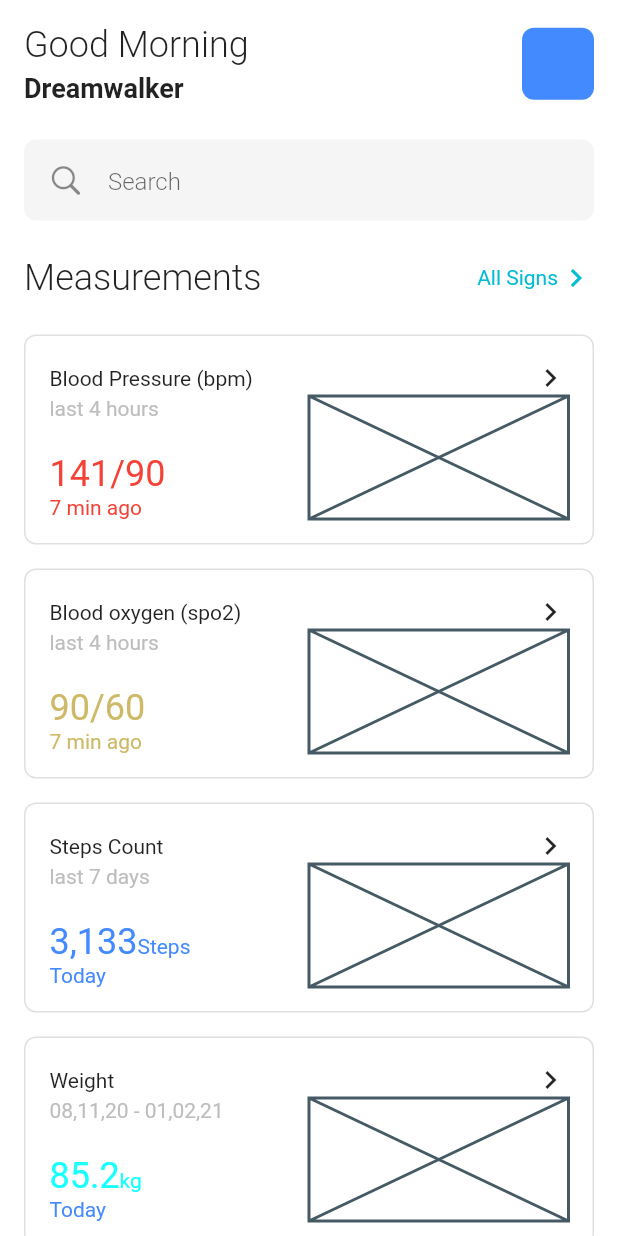
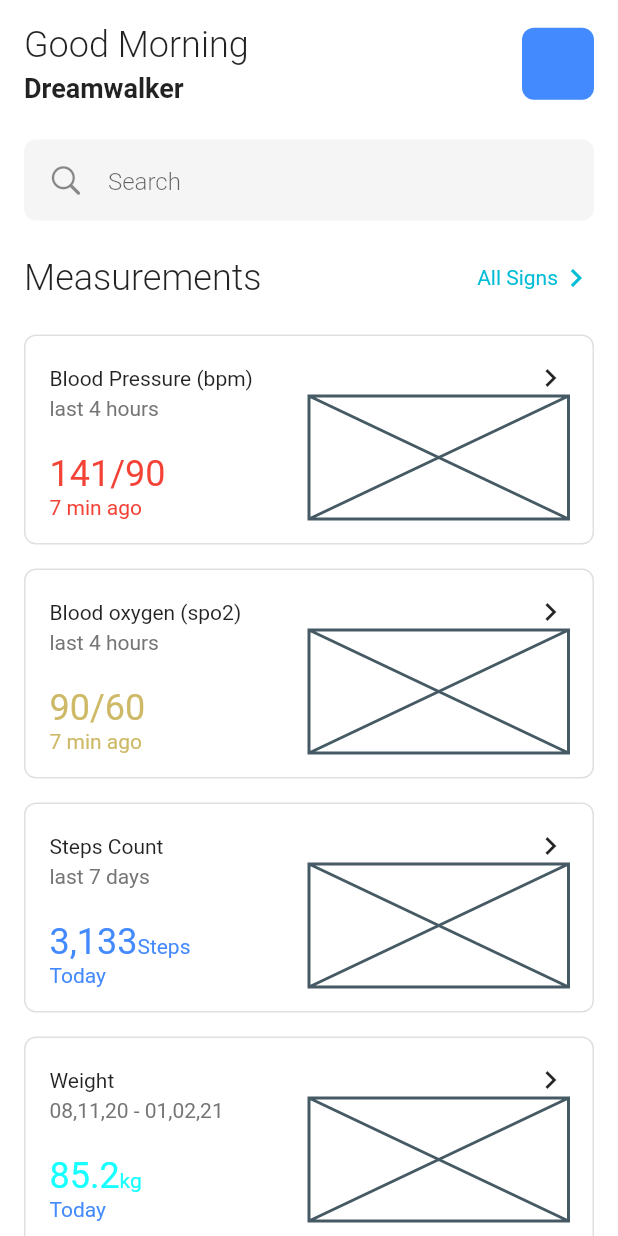
Before and after one commit to JAICHANGPARK/flutter_notebook_19th_story, a Flutter app: the screen it shows after launch, on a phone screen of 412 x 824 dp. Run offline on Flutter 3.47's test engine with Material 2 defaults, Android fonts, the phone set to English and light mode, and no system bars; our stand-ins replace cached_network_image, countup, fl_chart, flutter_riverpod, freezed_annotation, smooth_page_indicator and 1 more.

Commit message:
Update monitoring_main_page.dart

```diff
--- a/lib/ep1127_patient_monitoring_app/src/ui/monitoring_main_page.dart
+++ b/lib/ep1127_patient_monitoring_app/src/ui/monitoring_main_page.dart
@@ -135,7 +135,7 @@ class _MonitoringMainPageState extends State<MonitoringMainPage> {
                                             Text(
                                               "last 4 hours",
                                               style: TextStyle(
-                                                color: Colors.grey[400],
+                                                color: Colors.grey[600],
                                                 fontWeight: FontWeight.normal,
                                               ),
                                             ),
@@ -196,7 +196,7 @@ class _MonitoringMainPageState extends State<MonitoringMainPage> {
                                             Text(
                                               "last 4 hours",
                                               style: TextStyle(
-                                                color: Colors.grey[400],
+                                                color: Colors.grey[600],
                                                 fontWeight: FontWeight.normal,
                                               ),
                                             ),
@@ -257,7 +257,7 @@ class _MonitoringMainPageState extends State<MonitoringMainPage> {
                                             Text(
                                               "last 7 days",
                                               style: TextStyle(
-                                                color: Colors.grey[400],
+                                                color: Colors.grey[600],
                                                 fontWeight: FontWeight.normal,
                                               ),
                                             ),
@@ -331,7 +331,7 @@ class _MonitoringMainPageState extends State<MonitoringMainPage> {
                                             Text(
                                               "08,11,20 - 01,02,21",
                                               style: TextStyle(
-                                                color: Colors.grey[400],
+                                                color: Colors.grey[600],
                                                 fontWeight: FontWeight.normal,
                                               ),
                                             ),
```
